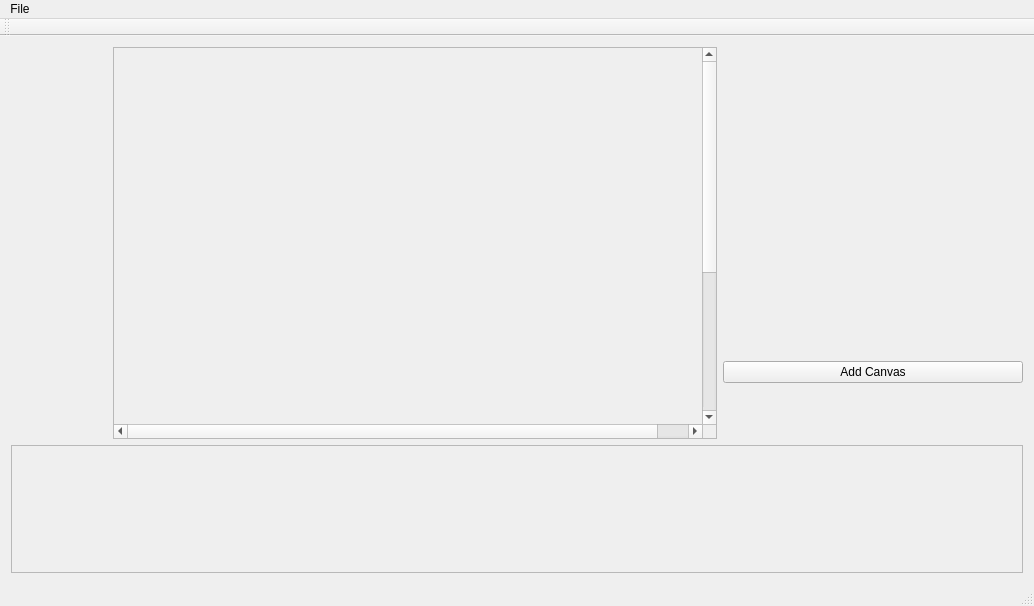
This is mainwindow.ui in jacobthebrown/Jotoshop as Qt 5 draws it before an edit. The edited form follows.
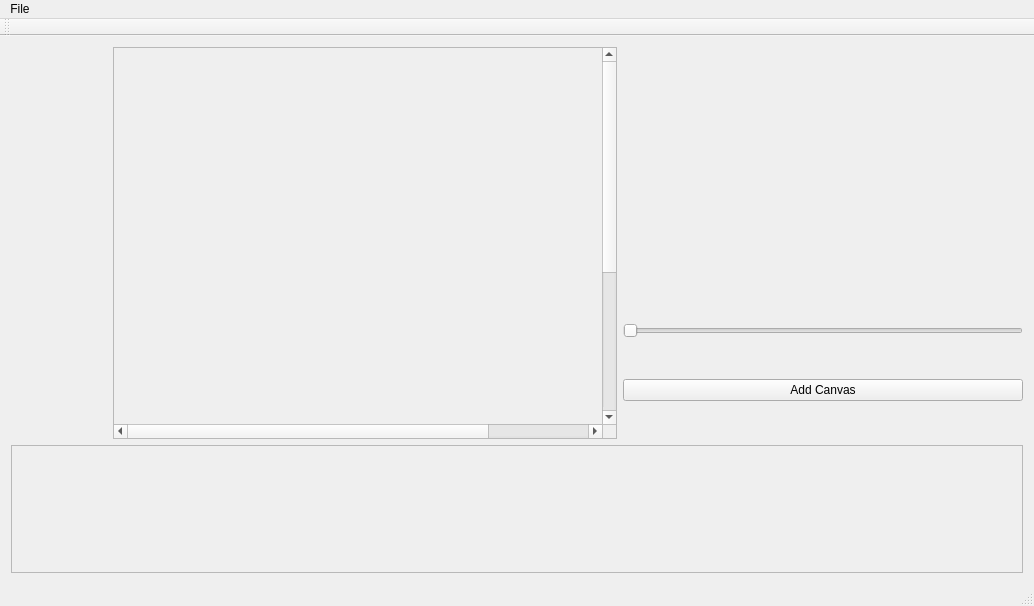
This is the edited form. Custom widgets are drawn as their Qt base class.

Commit message: Getting started on preview window

```diff
--- a/mainwindow.ui
+++ b/mainwindow.ui
@@ -130,6 +130,13 @@
           </property>
          </widget>
         </item>
+        <item>
+         <widget class="QSlider" name="fpsSpeedSlider">
+          <property name="orientation">
+           <enum>Qt::Horizontal</enum>
+          </property>
+         </widget>
+        </item>
         <item>
          <widget class="QPushButton" name="addCanvasButton">
           <property name="text">
```
The commit also changes 7 other files.
